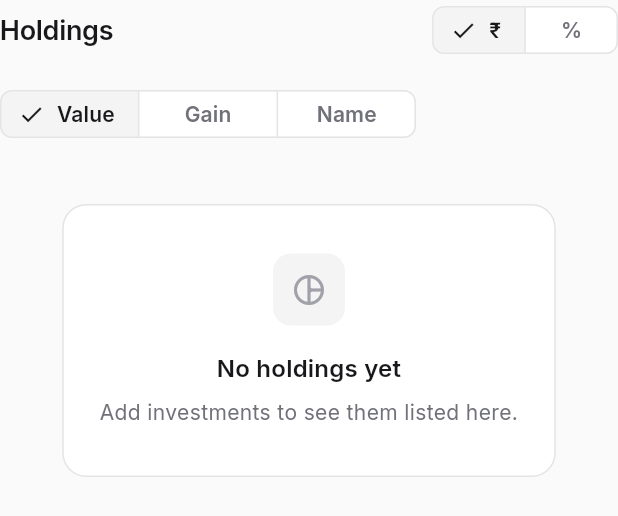
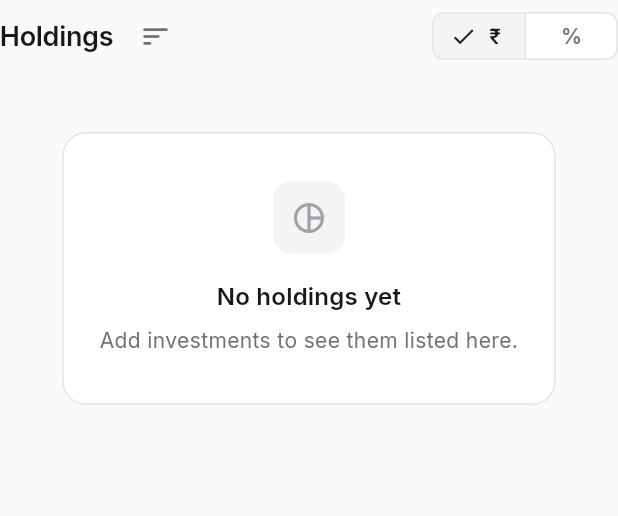
Before and after one commit to appsbysrini/finview_lite, a Flutter app: the HoldingsList widget shown alone on an empty page, opened directly with empty values, on a phone screen of 412 x 824 dp. Shown: the top 516 px of the screen. Run offline on Flutter 3.47's test engine with Material 3 defaults, Android fonts, the phone set to English and light mode, and no system bars; our stand-ins replace fl_chart, flutter_riverpod, google_fonts, shared_preferences; accounts and stored records are empty.

Commit message:
Implement sort menu for holdings with updated UI and tests
- Introduced a popup menu for selecting holdings sort order, replacing the previous segmented control.
- Updated the SectionHeader widget to support an optional trailing widget for sort controls.
- Added a constant list of holding sort options for better management and clarity.
- Enhanced SortControls with a method to return user-friendly labels for sort options.
- Added tests to ensure sort options are correctly displayed and functional.
- Verified that sorting does not mutate the original holdings list and handles empty inputs appropriately.

```diff
--- a/lib/providers/sort_provider.dart
+++ b/lib/providers/sort_provider.dart
@@ -11,6 +11,13 @@ enum HoldingSort {
   /// Sort alphabetically by company name.
   byName,
 }
+
+/// Sort options shown in the holdings sort menu, in display order.
+const holdingSortMenuOptions = [
+  HoldingSort.byValue,
+  HoldingSort.byName,
+  HoldingSort.byGain,
+];
 
 /// Holds the currently selected holdings sort order.
 class SortNotifier extends Notifier<HoldingSort> {
--- a/lib/widgets/holdings_list.dart
+++ b/lib/widgets/holdings_list.dart
@@ -39,10 +39,9 @@ class HoldingsList extends ConsumerWidget {
         children: [
           SectionHeader(
             title: 'Holdings',
+            titleTrailing: const SortControls(),
             trailing: const ReturnToggle(),
           ),
-          const SizedBox(height: AppDesignTokens.spaceMd),
-          const SortControls(),
           const SizedBox(height: AppDesignTokens.spaceMd),
           if (sortedHoldings.isEmpty)
             const EmptyStateWidget()
--- a/lib/widgets/section_header.dart
+++ b/lib/widgets/section_header.dart
@@ -8,11 +8,15 @@ class SectionHeader extends StatelessWidget {
   const SectionHeader({
     super.key,
     required this.title,
+    this.titleTrailing,
     this.trailing,
   });
 
   /// Section title text.
   final String title;
+
+  /// Optional widget placed beside the title, such as a sort button.
+  final Widget? titleTrailing;
 
   /// Optional trailing widget such as a toggle.
   final Widget? trailing;
@@ -26,9 +30,20 @@ class SectionHeader extends StatelessWidget {
       crossAxisAlignment: CrossAxisAlignment.center,
       children: [
         Expanded(
-          child: Text(
-            title,
-            style: theme.textTheme.titleLarge,
+          child: Row(
+            children: [
+              Flexible(
+                child: Text(
+                  title,
+                  style: theme.textTheme.titleLarge,
+                  overflow: TextOverflow.ellipsis,
+                ),
+              ),
+              if (titleTrailing != null) ...[
+                const SizedBox(width: AppDesignTokens.spaceXs),
+                titleTrailing!,
+              ],
+            ],
           ),
         ),
         if (trailing != null) ...[
--- a/lib/widgets/sort_controls.dart
+++ b/lib/widgets/sort_controls.dart
@@ -4,51 +4,63 @@ import 'package:flutter_riverpod/flutter_riverpod.dart';
 import '../providers/sort_provider.dart';
 import '../utils/app_design_tokens.dart';
 
-/// Segmented control for selecting holdings sort order.
+/// Sort menu button for selecting holdings sort order.
 class SortControls extends ConsumerWidget {
   /// Creates sort controls bound to [sortProvider].
   const SortControls({super.key});
 
-  /// Builds the value, gain, and name sort segmented control.
+  /// Returns a user-facing label for [sort].
+  static String labelFor(HoldingSort sort) {
+    return switch (sort) {
+      HoldingSort.byValue => 'Value',
+      HoldingSort.byGain => 'Gains',
+      HoldingSort.byName => 'Name',
+    };
+  }
+
+  /// Builds the sort icon menu for holdings ordering.
   @override
   Widget build(BuildContext context, WidgetRef ref) {
     final sort = ref.watch(sortProvider);
     final theme = Theme.of(context);
-    final finView = theme.finView;
 
-    return SingleChildScrollView(
-      scrollDirection: Axis.horizontal,
-      child: SegmentedButton<HoldingSort>(
-        style: SegmentedButton.styleFrom(
-          backgroundColor: theme.colorScheme.surface,
-          selectedBackgroundColor: finView.surfaceMuted,
-          foregroundColor: theme.colorScheme.onSurfaceVariant,
-          selectedForegroundColor: theme.colorScheme.onSurface,
-          side: BorderSide(color: finView.borderSubtle),
-          padding: const EdgeInsets.symmetric(
-            horizontal: AppDesignTokens.spaceSm,
-            vertical: AppDesignTokens.spaceXs,
-          ),
-        ),
-        segments: const [
-          ButtonSegment(
-            value: HoldingSort.byValue,
-            label: Text('Value'),
-          ),
-          ButtonSegment(
-            value: HoldingSort.byGain,
-            label: Text('Gain'),
-          ),
-          ButtonSegment(
-            value: HoldingSort.byName,
-            label: Text('Name'),
-          ),
-        ],
-        selected: {sort},
-        onSelectionChanged: (selection) {
-          ref.read(sortProvider.notifier).setSort(selection.first);
-        },
+    return PopupMenuButton<HoldingSort>(
+      tooltip: 'Sort holdings',
+      initialValue: sort,
+      padding: EdgeInsets.zero,
+      constraints: const BoxConstraints(
+        minWidth: AppDesignTokens.spaceXl,
+        minHeight: AppDesignTokens.spaceXl,
       ),
+      onSelected: (selectedSort) {
+        ref.read(sortProvider.notifier).setSort(selectedSort);
+      },
+      icon: Icon(
+        Icons.sort_rounded,
+        size: 22,
+        color: theme.colorScheme.onSurfaceVariant,
+      ),
+      itemBuilder: (context) {
+        return holdingSortMenuOptions.map((option) {
+          return PopupMenuItem<HoldingSort>(
+            value: option,
+            child: Row(
+              children: [
+                if (sort == option)
+                  Icon(
+                    Icons.check,
+                    size: 18,
+                    color: theme.colorScheme.secondary,
+                  )
+                else
+                  const SizedBox(width: 18),
+                const SizedBox(width: AppDesignTokens.spaceSm),
+                Text(labelFor(option)),
+              ],
+            ),
+          );
+        }).toList();
+      },
     );
   }
 }
```
Also changed, not shown: 4 other files.
